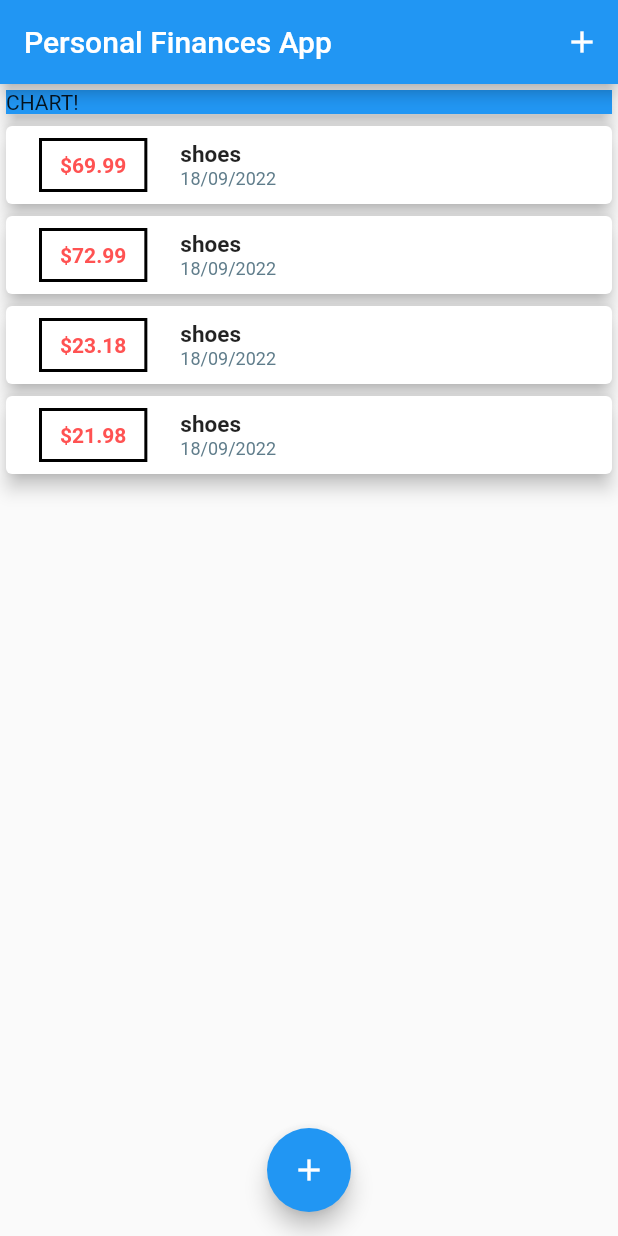
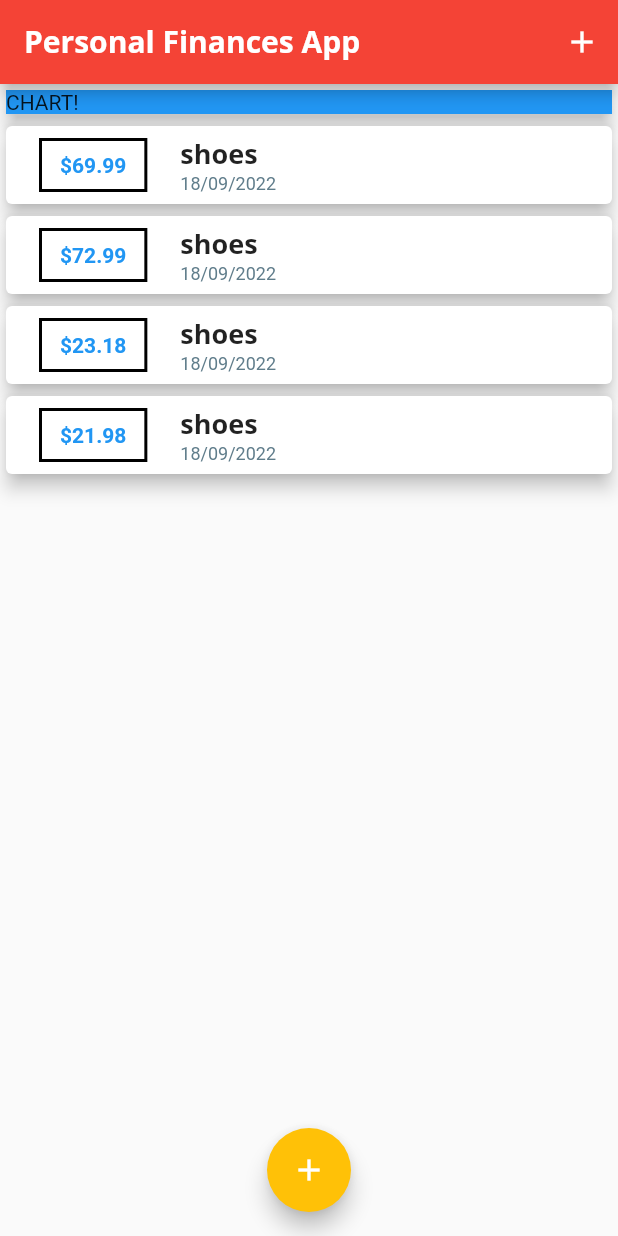
Before and after one commit to PetarCRO/Flutter-Course-02-Personal-Finances, a Flutter app: the screen it shows after launch, on a phone screen of 412 x 824 dp. Run offline on Flutter 3.47's test engine with Material 2 defaults, Android fonts, the phone set to English and light mode, and no system bars.

Commit message:
added theme style

```diff
--- a/lib/main.dart
+++ b/lib/main.dart
@@ -12,6 +12,36 @@ class MyApp extends StatelessWidget {
     return MaterialApp(
       debugShowCheckedModeBanner: false,
       title: 'Personal Finances',
+      theme: ThemeData(
+        colorScheme: ColorScheme.fromSwatch(primarySwatch: Colors.red)
+            .copyWith(secondary: Colors.amber),
+        fontFamily: 'Quicksand',
+        textTheme: ThemeData.light().textTheme.copyWith(
+            titleMedium: TextStyle(
+                fontFamily: 'OpenSans',
+                fontWeight: FontWeight.bold,
+                fontSize: 18)),
+        appBarTheme: AppBarTheme(
+          toolbarTextStyle: ThemeData.light()
+              .textTheme
+              .copyWith(
+                titleLarge: TextStyle(
+                    fontFamily: 'OpenSans',
+                    fontSize: 20,
+                    fontWeight: FontWeight.bold),
+              )
+              .bodyText2,
+          titleTextStyle: ThemeData.light()
+              .textTheme
+              .copyWith(
+                titleLarge: TextStyle(
+                    fontFamily: 'OpenSans',
+                    fontSize: 20,
+                    fontWeight: FontWeight.bold),
+              )
+              .headline6,
+        ),
+      ),
       home: PersonalFinances(),
     );
   }
--- a/lib/widgets/transactionList.dart
+++ b/lib/widgets/transactionList.dart
@@ -28,18 +28,17 @@ class TransactionList extends StatelessWidget {
                   ),
                   child: Text(
                     '\$${transactions[index].amount.toStringAsFixed(2)}',
-                    style: const TextStyle(
-                        fontWeight: FontWeight.bold, color: Colors.redAccent),
+                    style: TextStyle(
+                      fontWeight: FontWeight.bold,
+                      color: Theme.of(context).primaryColor,
+                    ),
                   ),
                 ),
                 Column(
                   crossAxisAlignment: CrossAxisAlignment.start,
                   children: [
-                    Text(
-                      transactions[index].title,
-                      style: const TextStyle(
-                          fontWeight: FontWeight.bold, fontSize: 15),
-                    ),
+                    Text(transactions[index].title,
+                        style: Theme.of(context).textTheme.titleMedium),
                     Text(
                       DateFormat('dd/MM/yyyy').format(transactions[index].date),
                       style:
```
Also changed, not shown: pubspec.yaml (+11 -11 lines), assets/fonts/OpenSans-Bold.ttf (added), assets/fonts/OpenSans-Regular.ttf (added), assets/fonts/Quicksand-Bold.ttf (added), assets/fonts/Quicksand-Regular.ttf (added).
